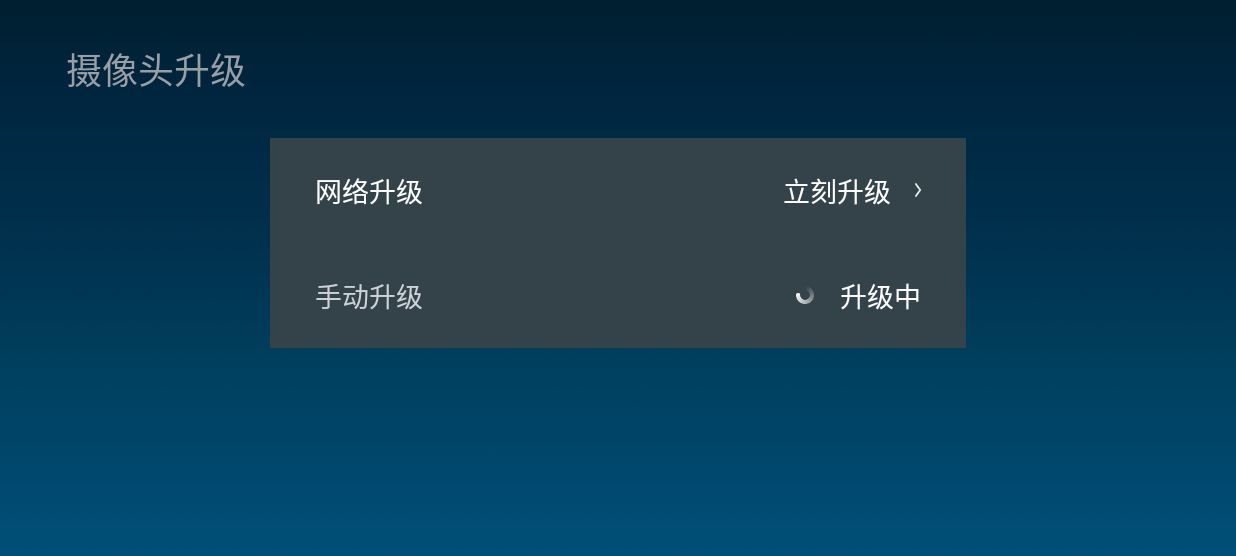
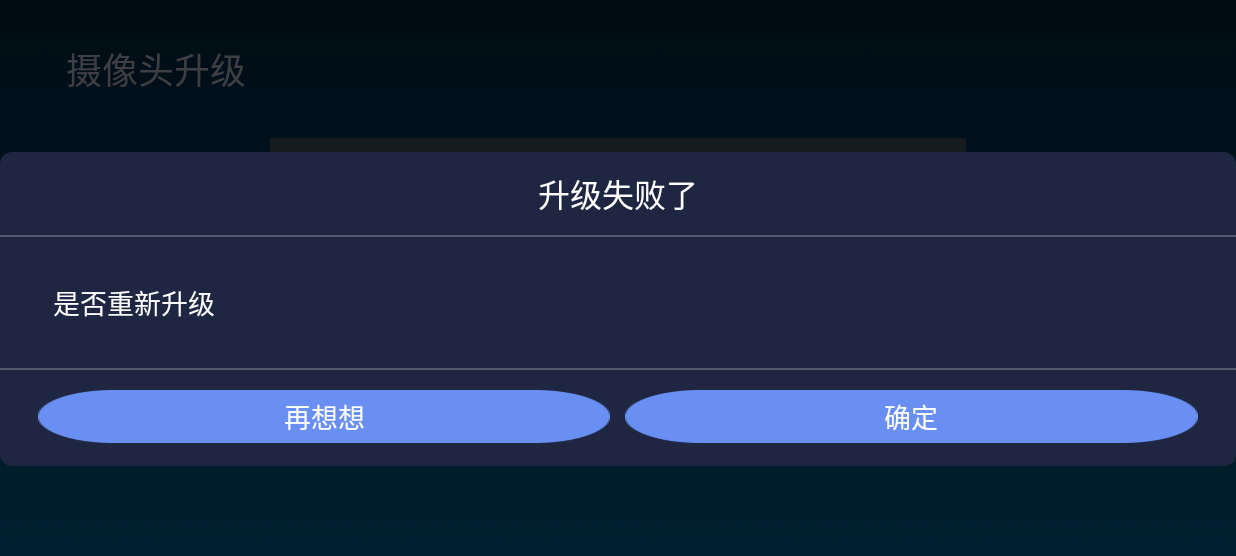
Before and after one commit to chendeshan/SkyWorth, an Android app: the UpgradeActivity screen opened directly, with no data from a screen before it, after a tap on "网络升级", on a phone screen of 824 x 412 dp (held sideways). Shown: the top 556 px of the screen. Run offline under Robolectric (Android 15) with nearby library versions, the phone set to English and light mode, and no system bars.

Commit message:
增加失败弹窗。

```diff
--- a/app/src/main/java/com/example/test3/view/activity/UpgradeActivity.java
+++ b/app/src/main/java/com/example/test3/view/activity/UpgradeActivity.java
@@ -1,10 +1,12 @@
 package com.example.test3.view.activity;
 
 import android.app.Activity;
+import android.content.DialogInterface;
 import android.os.Bundle;
 import android.view.View;
 
 import com.example.test3.R;
+import com.example.test3.view.widget.BaseAlertDialog;
 
 public class UpgradeActivity extends Activity {
 
@@ -15,9 +17,32 @@ public class UpgradeActivity extends Activity {
     }
 
     public void netUpgradeClick(View view) {
+        showFailDialog();
     }
 
     public void manualUpgradeClick(View view) {
 
     }
+
+    public void showFailDialog() {
+        BaseAlertDialog dialog = new BaseAlertDialog.Builder(this)
+                .setTitle("升级失败了")
+                .setMessage("是否重新升级")
+                .setNegativeButton("确定", new DialogInterface.OnClickListener() {
+                    @Override
+                    public void onClick(DialogInterface dialog, int which) {
+                        dialog.dismiss();
+                    }
+                })
+                .setPositiveButton("再想想", new DialogInterface.OnClickListener() {
+                    @Override
+                    public void onClick(DialogInterface dialog, int which) {
+                        dialog.dismiss();
+                    }
+                })
+                .setCancelEnable(false)
+                .build();
+
+        dialog.show();
+    }
 }
```
